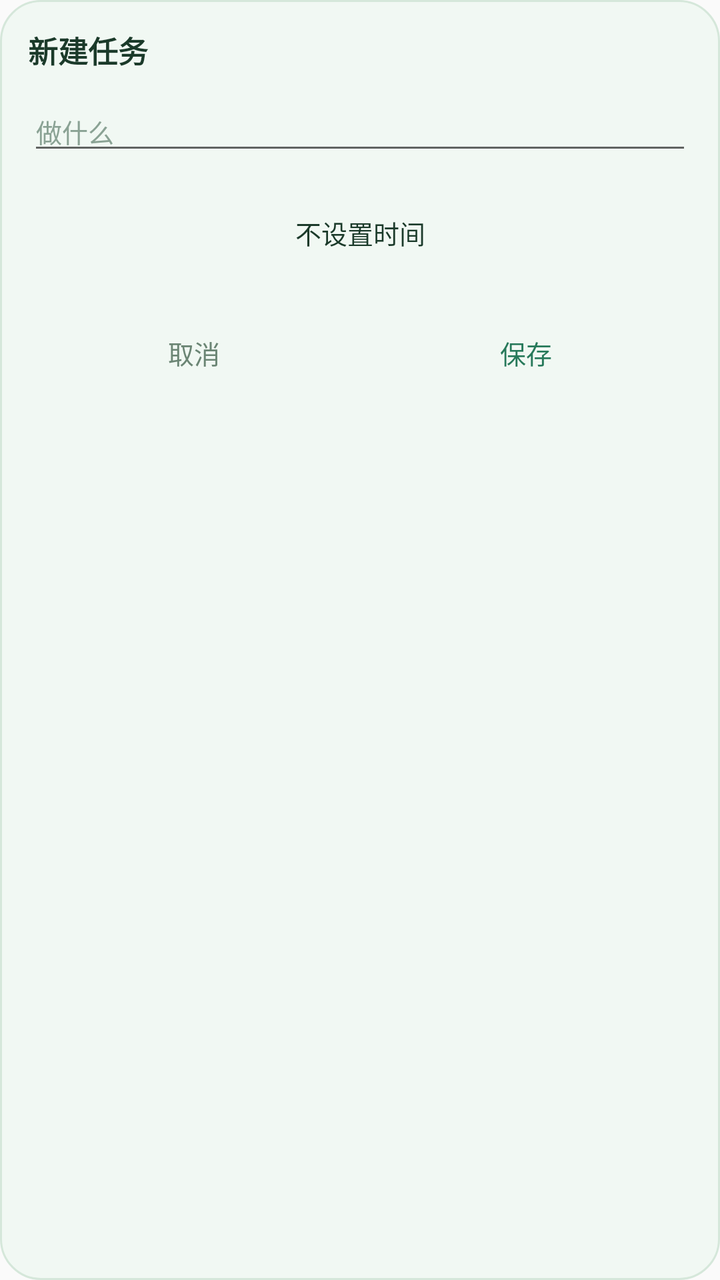
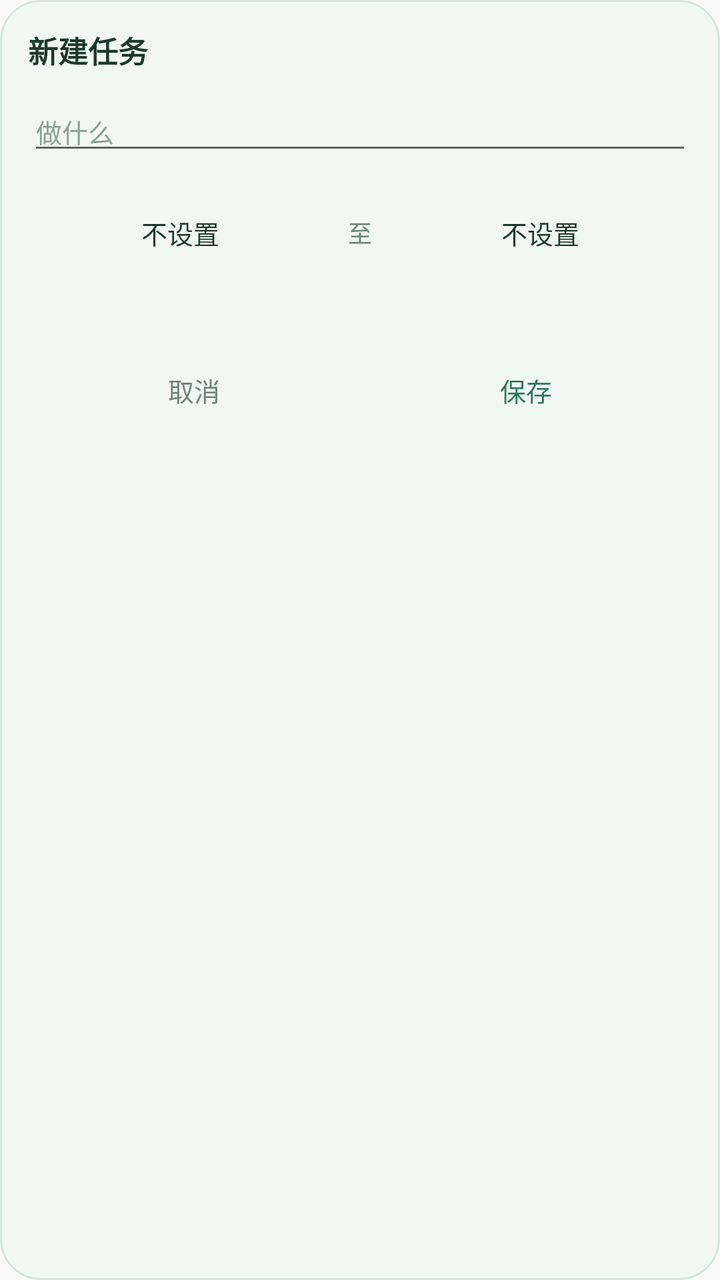

Screens rendered from an Android XML layout before and after an edit, with the pre-edit source and the edit as a unified diff.
<!-- AndroidManifest.xml: application theme AppTheme -->
<!-- res/layout/dialog_create.xml -->
<?xml version="1.0" encoding="utf-8"?>
<LinearLayout xmlns:android="http://schemas.android.com/apk/res/android"
    android:layout_width="260dp"
    android:layout_height="wrap_content"
    android:background="@drawable/widget_bg"
    android:orientation="vertical"
    android:padding="14dp">

    <TextView
        android:layout_width="match_parent"
        android:layout_height="wrap_content"
        android:text="新建任务"
        android:textColor="#1B3A2A"
        android:textSize="15sp"
        android:textStyle="bold" />

    <EditText
        android:id="@+id/c_title"
        android:layout_width="match_parent"
        android:layout_height="wrap_content"
        android:layout_marginTop="10dp"
        android:hint="做什么"
        android:inputType="text"
        android:textColor="#1B3A2A"
        android:textColorHint="#8AA294"
        android:textSize="13sp" />

    
    <Button
        android:id="@+id/c_time"
        style="?android:attr/borderlessButtonStyle"
        android:layout_width="match_parent"
        android:layout_height="wrap_content"
        android:layout_marginTop="10dp"
        android:background="@drawable/widget_chip_bg"
        android:text="不设置时间"
        android:textColor="#1B3A2A"
        android:textSize="13sp" />

    <LinearLayout
        android:layout_width="match_parent"
        android:layout_height="wrap_content"
        android:layout_marginTop="12dp"
        android:orientation="horizontal">

        <Button
            android:id="@+id/c_cancel"
            style="?android:attr/borderlessButtonStyle"
            android:layout_width="0dp"
            android:layout_height="wrap_content"
            android:layout_weight="1"
            android:text="取消"
            android:textColor="#6B8574"
            android:textSize="13sp" />

        <Button
            android:id="@+id/c_save"
            style="?android:attr/borderlessButtonStyle"
            android:layout_width="0dp"
            android:layout_height="wrap_content"
            android:layout_weight="1"
            android:text="保存"
            android:textColor="#27795A"
            android:textSize="13sp" />
    </LinearLayout>
</LinearLayout>
<!-- resources referenced by this layout -->
<resources>
  <!-- drawable widget_bg (drawable) -->
  <?xml version="1.0" encoding="utf-8"?>
  <shape xmlns:android="http://schemas.android.com/apk/res/android"
      android:shape="rectangle">
      <solid android:color="#F1F8F3" />
      <corners android:radius="20dp" />
      <stroke android:width="1dp" android:color="#D5E7DA" />
  </shape>
  <!-- drawable widget_chip_bg (drawable) -->
  <?xml version="1.0" encoding="utf-8"?>
  <shape xmlns:android="http://schemas.android.com/apk/res/android"
      android:shape="rectangle">
      <solid android:color="#00000000" />
      <corners android:radius="14dp" />
  </shape>
  <style name="AppTheme" parent="Theme.AppCompat.Light.DarkActionBar">
          
          <item name="colorPrimary">@color/colorPrimary</item>
          <item name="colorPrimaryDark">@color/colorPrimaryDark</item>
          <item name="colorAccent">@color/colorAccent</item>
      </style>
</resources>

<!-- the commit's change to res/layout/dialog_create.xml (unified diff, before → after) -->
@@ -26,16 +26,52 @@
         android:textSize="13sp" />
 
     
-    <Button
-        android:id="@+id/c_time"
-        style="?android:attr/borderlessButtonStyle"
+    <LinearLayout
         android:layout_width="match_parent"
         android:layout_height="wrap_content"
         android:layout_marginTop="10dp"
-        android:background="@drawable/widget_chip_bg"
-        android:text="不设置时间"
-        android:textColor="#1B3A2A"
-        android:textSize="13sp" />
+        android:gravity="center_vertical"
+        android:orientation="horizontal">
+
+        <Button
+            android:id="@+id/c_start"
+            style="?android:attr/borderlessButtonStyle"
+            android:layout_width="0dp"
+            android:layout_height="wrap_content"
+            android:layout_weight="1"
+            android:background="@drawable/widget_chip_bg"
+            android:text="不设置"
+            android:textColor="#1B3A2A"
+            android:textSize="13sp" />
+
+        <TextView
+            android:layout_width="wrap_content"
+            android:layout_height="wrap_content"
+            android:layout_marginLeft="8dp"
+            android:layout_marginRight="8dp"
+            android:text="至"
+            android:textColor="#6B8574"
+            android:textSize="12sp" />
+
+        <Button
+            android:id="@+id/c_end"
+            style="?android:attr/borderlessButtonStyle"
+            android:layout_width="0dp"
+            android:layout_height="wrap_content"
+            android:layout_weight="1"
+            android:background="@drawable/widget_chip_bg"
+            android:text="不设置"
+            android:textColor="#1B3A2A"
+            android:textSize="13sp" />
+    </LinearLayout>
+
+    <TextView
+        android:id="@+id/c_durhint"
+        android:layout_width="match_parent"
+        android:layout_height="wrap_content"
+        android:layout_marginTop="4dp"
+        android:textColor="#8AA294"
+        android:textSize="11sp" />
 
     <LinearLayout
         android:layout_width="match_parent"
